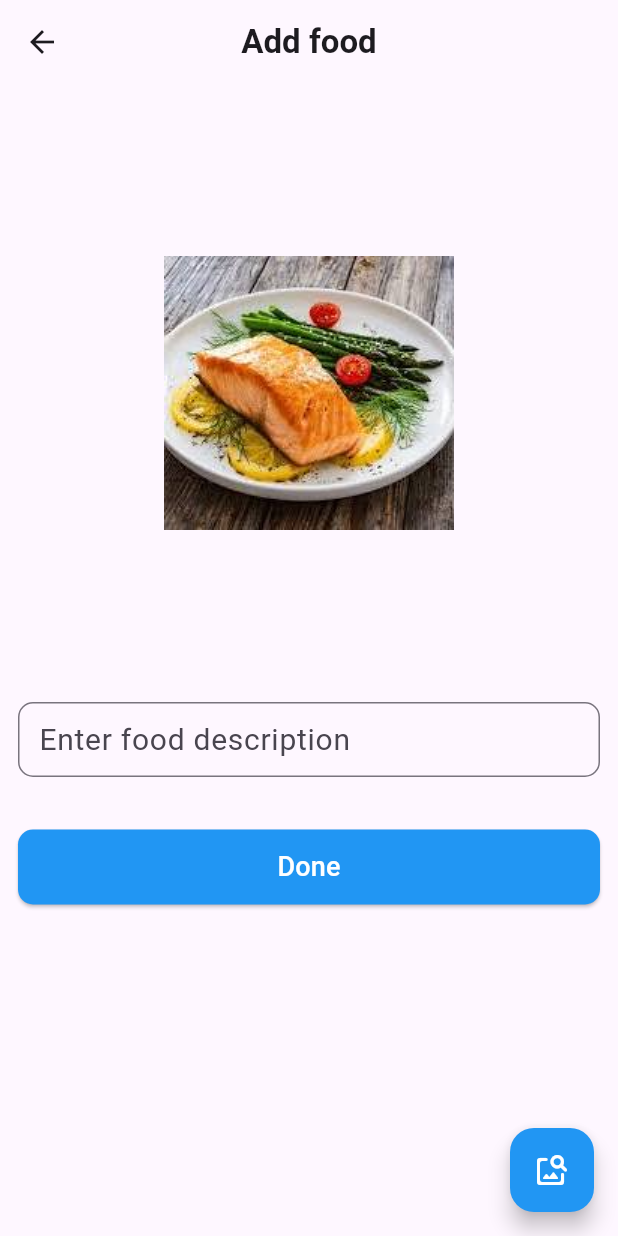
After one commit to Ashraf-Khaled-2005/Food-Journal, a Flutter app: the screen it shows after launch, after a tap on the "add" icon, on a phone screen of 412 x 824 dp. The commit adds this screen. Run offline on Flutter 3.47's test engine with Material 3 defaults, Android fonts, the phone set to English and light mode, and no system bars; our stand-ins replace dartz, device_preview, hive, hive_flutter, image_picker; accounts and stored records are empty.

Commit message:
make logic of imagepicker

```diff
--- a/lib/features/Food/presentation/views/Home.dart
+++ b/lib/features/Food/presentation/views/Home.dart
@@ -1,5 +1,6 @@
 import 'package:flutter/material.dart';
 
+import 'addFood.dart';
 import 'widget/homebody.dart';
 
 class MyHomePage extends StatelessWidget {
@@ -8,6 +9,20 @@ class MyHomePage extends StatelessWidget {
   @override
   Widget build(BuildContext context) {
     return Scaffold(
+      floatingActionButton: FloatingActionButton(
+        backgroundColor: Colors.blue,
+        onPressed: () {
+          Navigator.push(
+              context,
+              MaterialPageRoute(
+                builder: (context) => AddFood(),
+              ));
+        },
+        child: Icon(
+          Icons.add,
+          color: Colors.white,
+        ),
+      ),
       appBar: AppBar(
         centerTitle: true,
         title: Text(
--- /dev/null
+++ b/lib/features/Food/presentation/views/addFood.dart
@@ -0,0 +1,93 @@
+import 'dart:developer';
+import 'dart:io';
+
+import 'package:flutter/material.dart';
+import 'package:food_daily/core/func/image_picker.dart';
+
+import 'widget/addFoodBody.dart';
+
+class AddFood extends StatelessWidget {
+  const AddFood({super.key});
+
+  @override
+  Widget build(BuildContext context) {
+    return Scaffold(
+      floatingActionButton: Floating_AddItem(),
+      appBar: AppBar(
+        centerTitle: true,
+        title: Text(
+          "Add food",
+          style: TextStyle(fontWeight: FontWeight.bold),
+        ),
+      ),
+      body: Padding(
+        padding: const EdgeInsets.symmetric(horizontal: 12.0),
+        child: AddFoodBody(),
+      ),
+    );
+  }
+}
+
+class Floating_AddItem extends StatefulWidget {
+  const Floating_AddItem({
+    super.key,
+  });
+
+  @override
+  State<Floating_AddItem> createState() => _Floating_AddItemState();
+}
+
+class _Floating_AddItemState extends State<Floating_AddItem> {
+  File? image;
+  void showImagePicker(BuildContext context) {
+    showModalBottomSheet(
+      context: context,
+      builder: (context) {
+        return Wrap(
+          spacing: 5,
+          children: [
+            ListTile(
+              leading: const Icon(Icons.camera),
+              title: const Text("Camera"),
+              onTap: () async {
+                File? pickedImage = await selectImage(choice: 0);
+                log(pickedImage.toString());
+                if (pickedImage != null) {
+                  image = pickedImage;
+                }
+                Navigator.pop(context);
+              },
+            ),
+            ListTile(
+              leading: const Icon(Icons.photo),
+              title: const Text("Gallery"),
+              onTap: () async {
+                File? pickedImage = await selectImage(choice: 1);
+                if (pickedImage != null) {
+                  setState(() {
+                    image = pickedImage;
+                  });
+                }
+                Navigator.pop(context);
+              },
+            ),
+          ],
+        );
+      },
+    );
+  }
+
+  @override
+  Widget build(BuildContext context) {
+    return FloatingActionButton(
+      backgroundColor: Colors.blue,
+      onPressed: () {
+        showImagePicker(context);
+      },
+      child: Icon(
+        Icons.image_search_rounded,
+        color: Colors.white,
+      ),
+    );
+  }
+}
--- /dev/null
+++ b/lib/features/Food/presentation/views/widget/CustomTextField.dart
@@ -0,0 +1,20 @@
+import 'package:flutter/material.dart';
+
+class CustomTextField extends StatelessWidget {
+  const CustomTextField({super.key});
+
+  @override
+  Widget build(BuildContext context) {
+    return TextField(
+      maxLines: null,
+      style: TextStyle(fontSize: 20),
+      decoration: InputDecoration(
+        contentPadding: EdgeInsets.symmetric(horizontal: 10, vertical: 10),
+        hintText: "Enter food description",
+        border: OutlineInputBorder(
+          borderRadius: BorderRadius.circular(10),
+        ),
+      ),
+    );
+  }
+}
--- /dev/null
+++ b/lib/features/Food/presentation/views/widget/addFoodBody.dart
@@ -0,0 +1,70 @@
+import 'dart:math';
+
+import 'package:flutter/material.dart';
+
+import 'CustomTextField.dart';
+
+class AddFoodBody extends StatelessWidget {
+  const AddFoodBody({super.key});
+
+  @override
+  Widget build(BuildContext context) {
+    var height = MediaQuery.sizeOf(context).height;
+    var width = MediaQuery.sizeOf(context).width;
+
+    return Expanded(
+      child: Column(
+        children: [
+          SizedBox(
+            height: height * 0.5,
+            child: Image.asset("assets/download.jpg"),
+          ),
+          Center(child: CustomTextField()),
+          SizedBox(
+            height: 35,
+          ),
+          CustomButton(
+            text: "Done",
+            onPressed: () {
+              // Add food to database
+            },
+          ),
+        ],
+      ),
+    );
+  }
+}
+
+class CustomButton extends StatelessWidget {
+  final String text;
+  final VoidCallback? onPressed;
+  final Color color;
+
+  const CustomButton({
+    super.key,
+    required this.text,
+    this.onPressed,
+    this.color = Colors.blue, // Default button color
+  });
+
+  @override
+  Widget build(BuildContext context) {
+    return SizedBox(
+      height: 50, // Adjust height as needed
+      width: double.infinity, // Makes it expand to full width
+      child: ElevatedButton(
+        onPressed: onPressed,
+        style: ElevatedButton.styleFrom(
+          backgroundColor: color,
+          shape: RoundedRectangleBorder(
+            borderRadius: BorderRadius.circular(10), // Rounded corners
+          ),
+        ),
+        child: Text(
+          text,
+          style: const TextStyle(fontSize: 18, color: Colors.white),
+        ),
+      ),
+    );
+  }
+}
--- a/lib/main.dart
+++ b/lib/main.dart
@@ -20,9 +20,6 @@ class MyApp extends StatelessWidget {
       builder: DevicePreview.appBuilder,
       locale: DevicePreview.locale(context),
       title: 'Flutter Demo',
-      theme: ThemeData(
-        primarySwatch: Colors.blue,
-      ),
       home: MyHomePage(),
     );
   }
--- a/pubspec.yaml
+++ b/pubspec.yaml
@@ -36,6 +36,7 @@ dependencies:
   flutter_bloc: ^9.0.0
   hive: ^2.2.3
   hive_flutter: ^1.1.0
+  image_picker: ^1.1.2
 
 dev_dependencies:
   build_runner: ^2.4.14
```
Also changed, not shown: lib/core/func/image_picker.dart (added, +25 -0 lines), pubspec.lock, 5 other files.
